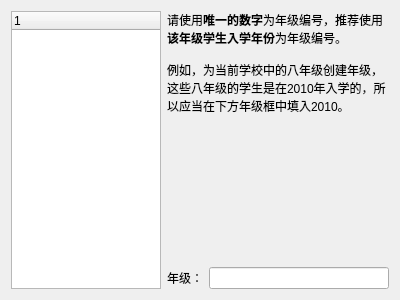
Qt form src/gui/inputgradeinfowizardpage.ui (fyrestone/simple-pms) before a commit.
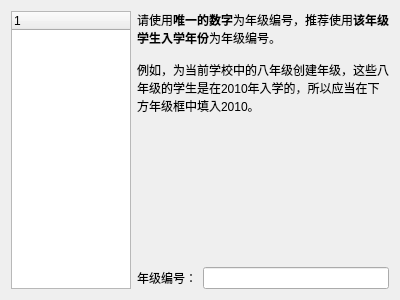
The same form after that commit.

```diff
--- a/src/gui/inputgradeinfowizardpage.ui
+++ b/src/gui/inputgradeinfowizardpage.ui
@@ -18,13 +18,13 @@
     <widget class="QTreeWidget" name="gradeTreeWidget">
      <property name="minimumSize">
       <size>
-       <width>150</width>
+       <width>120</width>
        <height>0</height>
       </size>
      </property>
      <property name="maximumSize">
       <size>
-       <width>150</width>
+       <width>120</width>
        <height>16777215</height>
       </size>
      </property>
@@ -77,7 +77,7 @@
        <item>
         <widget class="QLabel" name="gradeLabel">
          <property name="text">
-          <string>年级：</string>
+          <string>年级编号：</string>
          </property>
         </widget>
        </item>
```
